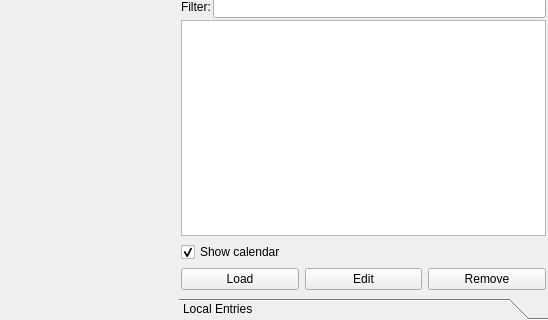
Above: src/plugins/blogique/blogiquewidget.ui from 0xd34df00d/leechcraft before the change; both pictures show x 196 to 744 and y 222 to 542 of the 744 by 542 pixel window. Below: the same form after it.
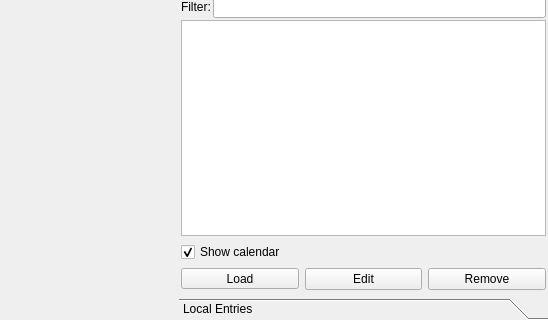
That is the form after the change. Custom widgets are drawn as their Qt base class.

The edit to the form file:
```diff
--- a/src/plugins/blogique/blogiquewidget.ui
+++ b/src/plugins/blogique/blogiquewidget.ui
@@ -174,7 +174,7 @@
            <item row="2" column="0">
             <layout class="QHBoxLayout" name="horizontalLayout_5" stretch="0,0,0">
              <item>
-              <widget class="QPushButton" name="UpdateLastEntries_">
+              <widget class="QToolButton" name="UpdateEntries_">
                <property name="sizePolicy">
                 <sizepolicy hsizetype="Minimum" vsizetype="Fixed">
                  <horstretch>0</horstretch>
@@ -187,6 +187,9 @@
                <property name="text">
                 <string>Load</string>
                </property>
+               <property name="popupMode">
+                <enum>QToolButton::InstantPopup</enum>
+               </property>
               </widget>
              </item>
              <item>
```
